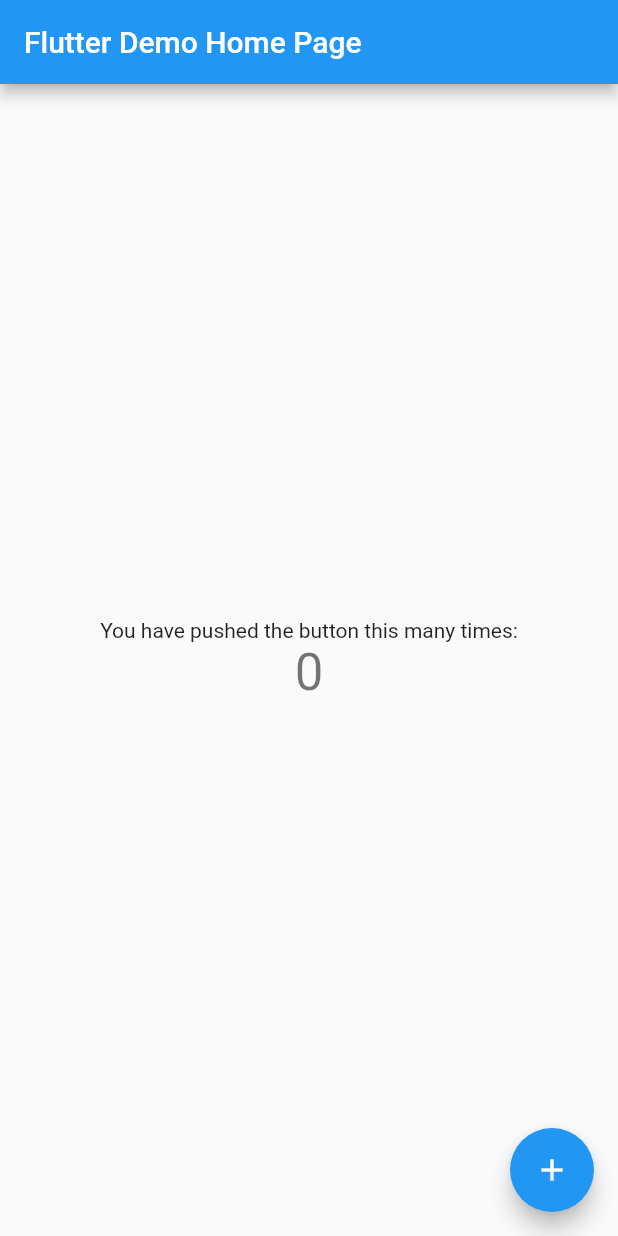
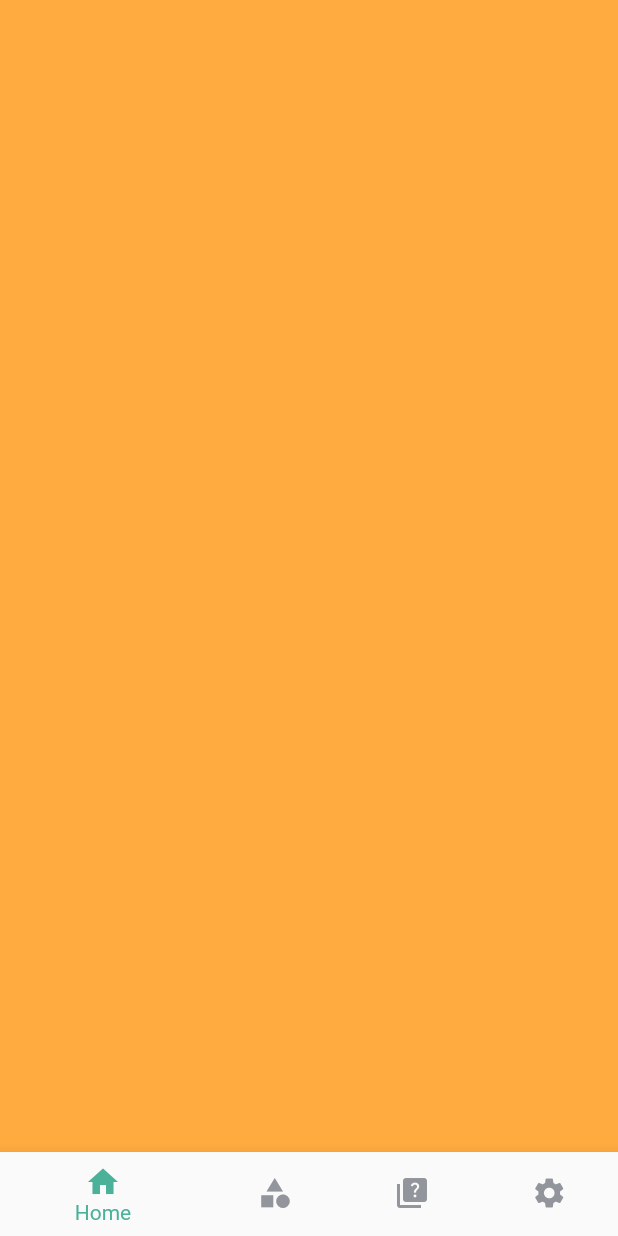
Before and after one commit to unknownaloy/moniepoint_task, a Flutter app: the screen it shows after launch, on a phone screen of 412 x 824 dp. Run offline on Flutter 3.47's test engine with Material 2 defaults, Android fonts, the phone set to English and light mode, and no system bars.

Commit message:
Added the bottom navigation items

```diff
--- a/lib/main.dart
+++ b/lib/main.dart
@@ -1,4 +1,5 @@
 import 'package:flutter/material.dart';
+import 'package:market_place_app/presentation/market_place_home.dart';
 
 void main() {
   runApp(const MyApp());
@@ -13,103 +14,9 @@
     return MaterialApp(
       title: 'Flutter Demo',
       theme: ThemeData(
-        // This is the theme of your application.
-        //
-        // Try running your application with "flutter run". You'll see the
-        // application has a blue toolbar. Then, without quitting the app, try
-        // changing the primarySwatch below to Colors.green and then invoke
-        // "hot reload" (press "r" in the console where you ran "flutter run",
-        // or simply save your changes to "hot reload" in a Flutter IDE).
-        // Notice that the counter didn't reset back to zero; the application
-        // is not restarted.
         primarySwatch: Colors.blue,
       ),
-      home: const MyHomePage(title: 'Flutter Demo Home Page'),
+      home: const MarketPlaceHome(),
     );
   }
 }
-
-class MyHomePage extends StatefulWidget {
-  const MyHomePage({super.key, required this.title});
-
-  // This widget is the home page of your application. It is stateful, meaning
-  // that it has a State object (defined below) that contains fields that affect
-  // how it looks.
-
-  // This class is the configuration for the state. It holds the values (in this
-  // case the title) provided by the parent (in this case the App widget) and
-  // used by the build method of the State. Fields in a Widget subclass are
-  // always marked "final".
-
-  final String title;
-
-  @override
-  State<MyHomePage> createState() => _MyHomePageState();
-}
-
-class _MyHomePageState extends State<MyHomePage> {
-  int _counter = 0;
-
-  void _incrementCounter() {
-    setState(() {
-      // This call to setState tells the Flutter framework that something has
-      // changed in this State, which causes it to rerun the build method below
-      // so that the display can reflect the updated values. If we changed
-      // _counter without calling setState(), then the build method would not be
-      // called again, and so nothing would appear to happen.
-      _counter++;
-    });
-  }
-
-  @override
-  Widget build(BuildContext context) {
-    // This method is rerun every time setState is called, for instance as done
-    // by the _incrementCounter method above.
-    //
-    // The Flutter framework has been optimized to make rerunning build methods
-    // fast, so that you can just rebuild anything that needs updating rather
-    // than having to individually change instances of widgets.
-    return Scaffold(
-      appBar: AppBar(
-        // Here we take the value from the MyHomePage object that was created by
-        // the App.build method, and use it to set our appbar title.
-        title: Text(widget.title),
-      ),
-      body: Center(
-        // Center is a layout widget. It takes a single child and positions it
-        // in the middle of the parent.
-        child: Column(
-          // Column is also a layout widget. It takes a list of children and
-          // arranges them vertically. By default, it sizes itself to fit its
-          // children horizontally, and tries to be as tall as its parent.
-          //
-          // Invoke "debug painting" (press "p" in the console, choose the
-          // "Toggle Debug Paint" action from the Flutter Inspector in Android
-          // Studio, or the "Toggle Debug Paint" command in Visual Studio Code)
-          // to see the wireframe for each widget.
-          //
-          // Column has various properties to control how it sizes itself and
-          // how it positions its children. Here we use mainAxisAlignment to
-          // center the children vertically; the main axis here is the vertical
-          // axis because Columns are vertical (the cross axis would be
-          // horizontal).
-          mainAxisAlignment: MainAxisAlignment.center,
-          children: <Widget>[
-            const Text(
-              'You have pushed the button this many times:',
-            ),
-            Text(
-              '$_counter',
-              style: Theme.of(context).textTheme.headlineMedium,
-            ),
-          ],
-        ),
-      ),
-      floatingActionButton: FloatingActionButton(
-        onPressed: _incrementCounter,
-        tooltip: 'Increment',
-        child: const Icon(Icons.add),
-      ), // This trailing comma makes auto-formatting nicer for build methods.
-    );
-  }
-}
--- /dev/null
+++ b/lib/presentation/market_place_home.dart
@@ -0,0 +1,82 @@
+import 'package:flutter/material.dart';
+
+class MarketPlaceHome extends StatefulWidget {
+  const MarketPlaceHome({Key? key}) : super(key: key);
+
+  @override
+  State<MarketPlaceHome> createState() => _MarketPlaceHomeState();
+}
+
+class _MarketPlaceHomeState extends State<MarketPlaceHome> {
+  late final PageController _pageController;
+
+  int _selectedIndex = 0;
+
+  final List<Widget> _widgetOptions = [
+    Container(color: Colors.orangeAccent,),
+    Container(color: Colors.purpleAccent,),
+    Container(color: Colors.blueAccent,),
+    Container(color: Colors.brown,),
+  ];
+
+  void _handlePageTap(int index) {
+    setState(() => _selectedIndex = index);
+    _pageController.jumpToPage(index);
+  }
+
+  @override
+  void initState() {
+    super.initState();
+
+    _pageController = PageController();
+  }
+
+  @override
+  void dispose() {
+    _pageController.dispose();
+
+    super.dispose();
+  }
+
+  @override
+  Widget build(BuildContext context) {
+    return Scaffold(
+      body: PageView(
+        physics: const NeverScrollableScrollPhysics(),
+        controller: _pageController,
+        children: _widgetOptions,
+      ),
+      bottomNavigationBar: BottomNavigationBar(
+        backgroundColor: const Color(0xffF1F2F4),
+        selectedItemColor: const Color(0xff4BB198),
+        unselectedItemColor: const Color(0xff93959D),
+        selectedIconTheme: const IconThemeData(
+            color: Color(0xff4BB198),
+        ),
+        unselectedIconTheme: const IconThemeData(
+            color: Color(0xff93959D),
+        ),
+        currentIndex: _selectedIndex,
+        onTap: (index) => _handlePageTap(index),
+        items: const [
+          BottomNavigationBarItem(
+            icon: Icon(Icons.home),
+            label: "Home",
+          ),
+          BottomNavigationBarItem(
+            icon: Icon(Icons.category),
+            label: "Characters",
+          ),
+          BottomNavigationBarItem(
+            icon: Icon(Icons.quiz),
+            label: "Quiz",
+          ),
+          BottomNavigationBarItem(
+            icon: Icon(Icons.settings),
+            label: "Settings",
+          ),
+        ],
+      ),
+    );
+  }
+}
```
